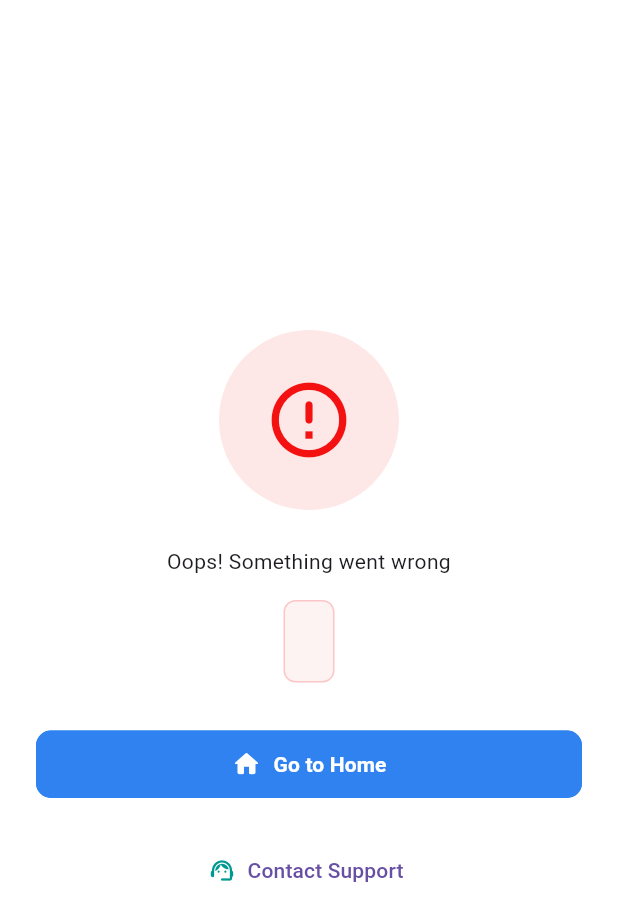
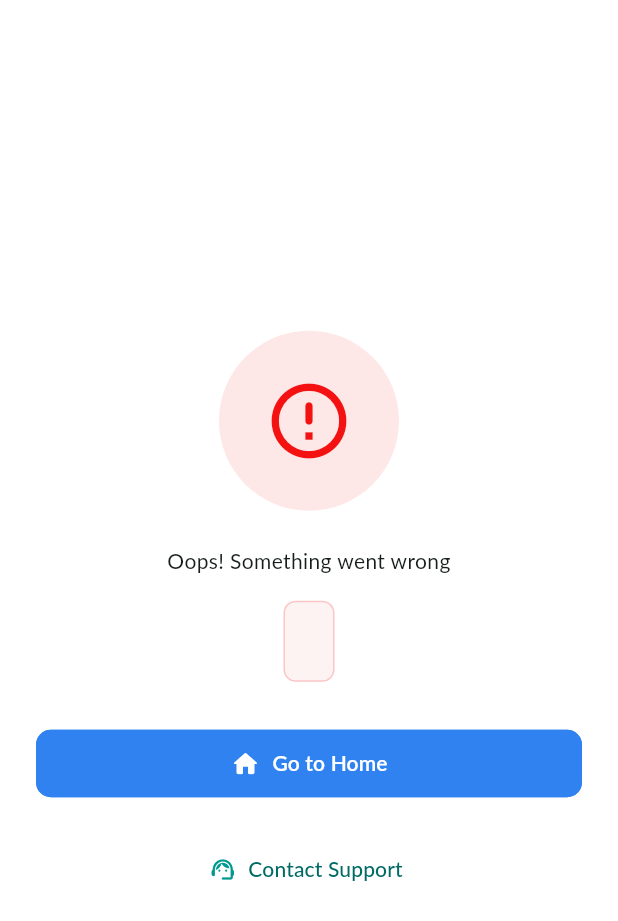
Before and after one commit to mushirkhan26/90-minutes, a Flutter app: the ErrorScreen screen opened directly with empty values, on a phone screen of 412 x 824 dp. Shown: the top 921 px of the screen. Run offline on Flutter 3.47's test engine with Material 3 defaults, Android fonts, the phone set to English and light mode, and no system bars; our stand-ins replace flutter_dotenv, go_router; Roboto replaces fonts that are missing (Lato).

Commit message:
app theme added, navigation updated

```diff
--- a/lib/core/constants/app_constants.dart
+++ b/lib/core/constants/app_constants.dart
@@ -1,4 +1,8 @@
 class AppConstants {
+  // App Info
+  static const String appName = 'HrZ_hrms';
+  static const String appVersion = '1.0.0';
+
   // UI Constants
   static const double defaultPadding = 16.0;
   static const double smallPadding = 8.0;
--- a/lib/core/theme/app_theme.dart
+++ b/lib/core/theme/app_theme.dart
@@ -1 +1,16 @@
-class AppTheme {}
+import 'package:flutter/material.dart';
+
+class AppTheme {
+  static ThemeData lightTheme = ThemeData(
+    scaffoldBackgroundColor: Colors.white,
+    fontFamily: 'Lato',
+    colorScheme: ColorScheme.fromSeed(seedColor: const Color(0xff009990)),
+    useMaterial3: true,
+    appBarTheme: const AppBarTheme(
+      backgroundColor: Colors.white,
+      elevation: 0,
+      centerTitle: false,
+      titleTextStyle: TextStyle(fontSize: 20, fontWeight: FontWeight.bold, color: Colors.black),
+    ),
+  );
+}
```
Also changed, not shown: lib/main.dart (+47 -6 lines).
